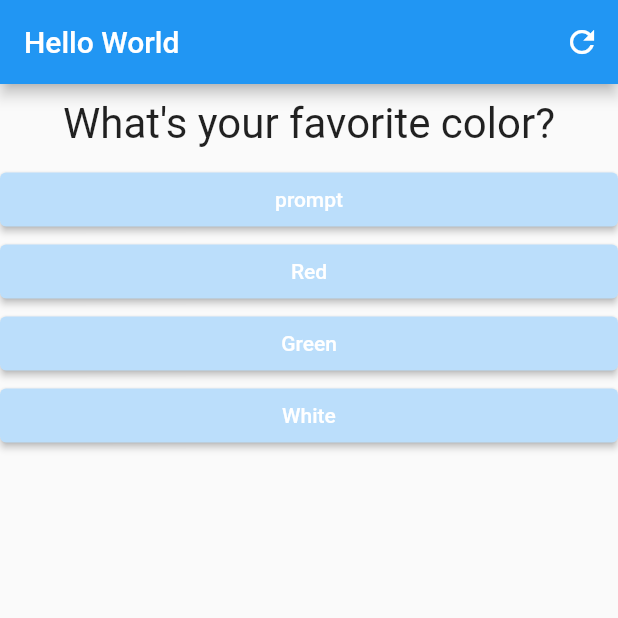
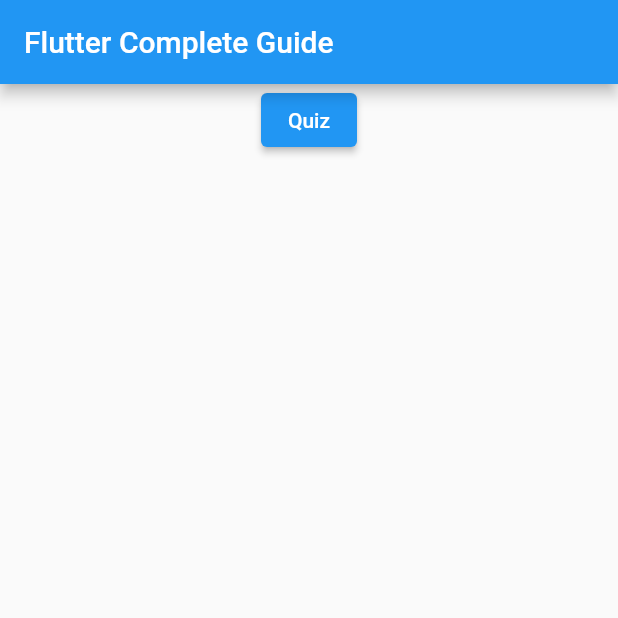
Before and after one commit to bsdonald/flutter_complete_guide, a Flutter app: the screen it shows after launch, on a phone screen of 412 x 824 dp, the top half of it. Run offline on Flutter 3.47's test engine with Material 2 defaults, Android fonts, the phone set to English and light mode, and no system bars.

Commit message:
refactored app created new home screen with navigation to quiz screen

```diff
--- a/lib/home/home_screen.dart
+++ b/lib/home/home_screen.dart
@@ -1,88 +1,24 @@
 import 'package:flutter/material.dart';
-import 'package:shop_app/home/constants.dart';
-import 'package:shop_app/home/prompt.dart';
-import 'package:shop_app/home/response.dart';
 
-class HomeScreen extends StatefulWidget {
+class HomeScreen extends StatelessWidget {
   const HomeScreen({super.key});
 
   @override
-  State<HomeScreen> createState() => _HomeScreenState();
-}
-
-class _HomeScreenState extends State<HomeScreen> {
-  var _promptIndex = 0;
-
-  final List<Map<String, Object>> prompts = [
-    {
-      'questionText': HomeConstants().promptOne,
-      'answers': ['Black', 'Red', 'Green', 'White'],
-    },
-    {
-      'questionText': HomeConstants().promptTwo,
-      'answers': ['Lion', 'Hawk', 'Dolphin', 'Zebra'],
-    },
-    {
-      'questionText': HomeConstants().promptThree,
-      'answers': ['Trumpet', 'Piano', 'Clarinet', 'Flute'],
-    },
-  ];
-
-  void _buttonPress() {
-// if (_promptIndex < prompts.length) {}
-
-    setState(() {
-      _promptIndex = _promptIndex + 1;
-    });
-  }
-
-  void _refresh() {
-    setState(() {
-      _promptIndex = 0;
-    });
-  }
-
-  @override
   Widget build(BuildContext context) {
-    final HomeConstants constants = HomeConstants();
-    List<Map<String, Object>> prompts = [
-      {
-        'questionText': constants.promptOne,
-        'answers': ['prompt', 'Red', 'Green', 'White'],
-      },
-      {
-        'questionText': constants.promptTwo,
-        'answers': ['Lion', 'Hawk', 'Dolphin', 'Zebra'],
-      },
-      {
-        'questionText': constants.promptThree,
-        'answers': ['Trumpet', 'Piano', 'Clarinet', 'Flute'],
-      },
-    ];
-
     return Scaffold(
       appBar: AppBar(
-        title: Text(constants.title),
-        actions: [
-          IconButton(
-            onPressed: () => _refresh(),
-            icon: const Icon(Icons.refresh),
-          )
-        ],
+        title: const Text('Flutter Complete Guide'),
       ),
-      body: _promptIndex < prompts.length
-          ? Column(
-              children: [
-                Prompt(prompts[_promptIndex]['questionText'] as String),
-                ...(prompts[_promptIndex]['answers'] as List<String>)
-                    .map((answer) {
-                  return Response(onPressed: _buttonPress, text: answer);
-                }).toList(),
-              ],
-            )
-          : const Center(
-              child: Text('hooray!'),
+      body: Center(
+        child: Column(
+          children: [
+            ElevatedButton(
+              onPressed: () => Navigator.of(context).pushNamed('/quiz'),
+              child: const Text('Quiz'),
             ),
+          ],
+        ),
+      ),
     );
   }
 }
--- a/lib/my_app.dart
+++ b/lib/my_app.dart
@@ -1,11 +1,18 @@
 import 'package:flutter/material.dart';
 import 'package:shop_app/home/home_screen.dart';
+import 'package:shop_app/quiz/quiz_home_screen.dart';
 
 class MyApp extends StatelessWidget {
   const MyApp({super.key});
 
   @override
   Widget build(BuildContext context) {
-    return const MaterialApp(home: HomeScreen());
+    return MaterialApp(
+      initialRoute: '/',
+      routes: {
+        '/': (context) => const HomeScreen(),
+        '/quiz': (context) => const QuizHomeScreen(),
+      },
+    );
   }
 }
--- a/lib/home/response.dart
+++ b/lib/quiz/response.dart
@@ -1,5 +1,5 @@
 import 'package:flutter/material.dart';
-import 'package:shop_app/home/constants.dart';
+import 'package:shop_app/quiz/constants.dart';
 
 class Response extends StatelessWidget {
   final VoidCallback onPressed;
```
Also changed, not shown: lib/quiz/quiz_home_screen.dart (added, +88 -0 lines), lib/quiz/constants.dart (renamed from lib/home/constants.dart), lib/quiz/prompt.dart (renamed from lib/home/prompt.dart), pubspec.lock, 1 other file.
